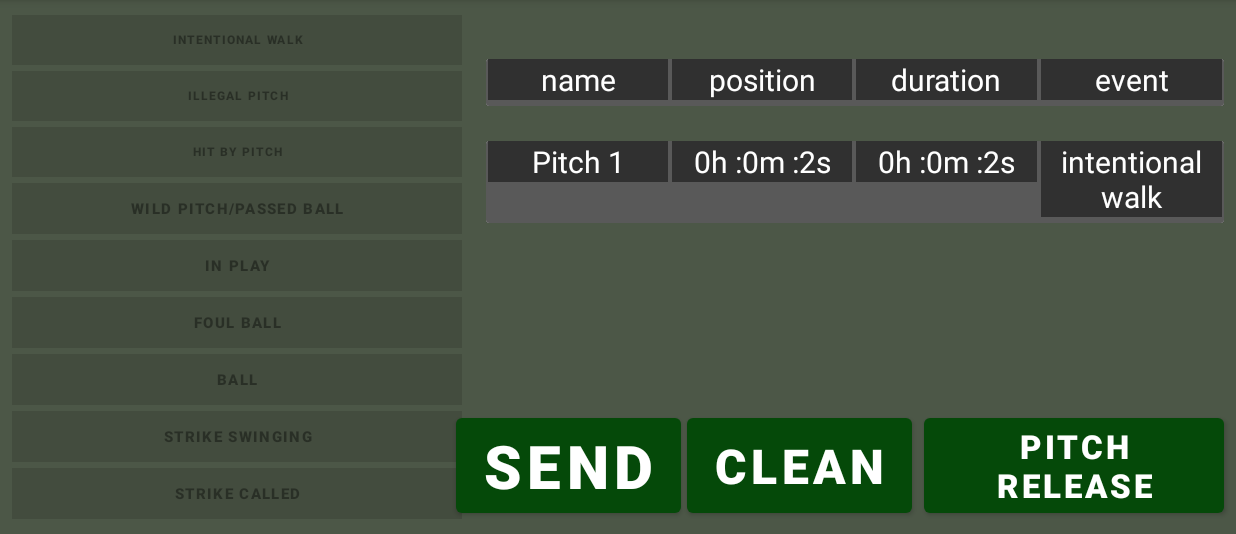
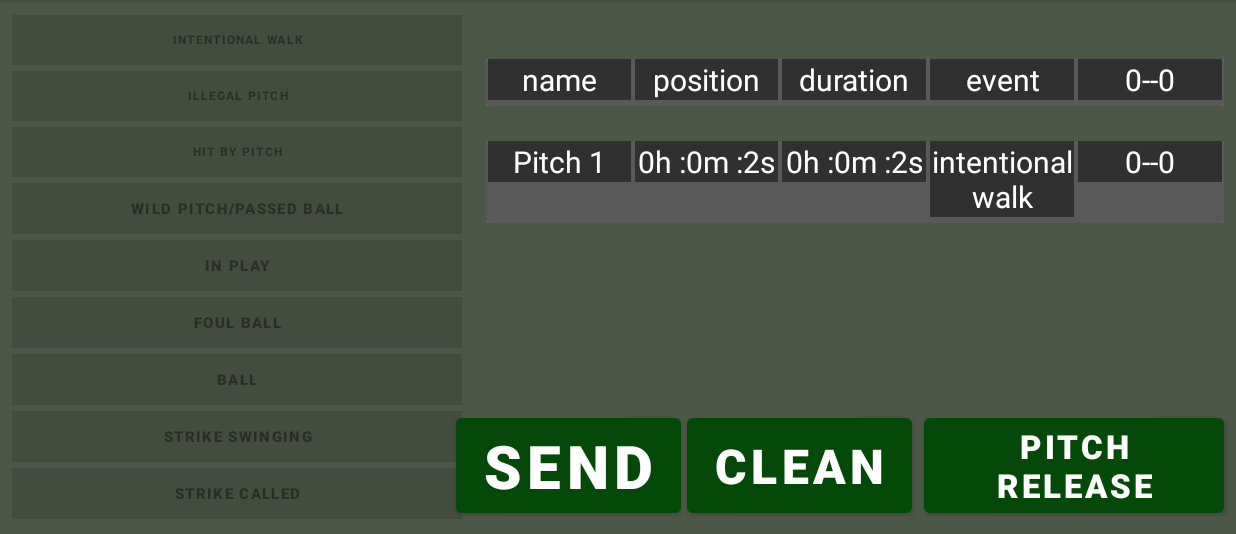
Before and after one commit to Erest99/Softball_scout, an Android app: the screen it shows after launch (MainActivity), after a tap on "INTENTIONAL WALK", on a phone screen of 824 x 412 dp (held sideways), the part 84-618 px from its top. Run offline under Robolectric (Android 15) with nearby library versions, the phone set to English and light mode, and no system bars; 3 other taps on this screen came first.

Commit message:
version 2.0

```diff
--- a/app/src/main/java/com/example/softball_scout/CustomAdapter.java
+++ b/app/src/main/java/com/example/softball_scout/CustomAdapter.java
@@ -51,6 +51,7 @@ public class CustomAdapter extends RecyclerView.Adapter<CustomAdapter.MyViewHold
         holder.position.setText(String.valueOf(records.get(position).getPosition()));
         holder.duration.setText(String.valueOf(records.get(position).getDuration()));
         holder.action.setText(String.valueOf(records.get(position).getAction()));
+        holder.state.setText(records.get(position).getState());
 
     }
 
@@ -61,7 +62,7 @@ public class CustomAdapter extends RecyclerView.Adapter<CustomAdapter.MyViewHold
 
     public class MyViewHolder extends RecyclerView.ViewHolder{
 
-        TextView name,position,duration,action;
+        TextView name,position,duration,action,state;
         ConstraintLayout constraintLayout;
 
         public MyViewHolder(@NonNull View itemView)
@@ -71,6 +72,7 @@ public class CustomAdapter extends RecyclerView.Adapter<CustomAdapter.MyViewHold
             position = itemView.findViewById(R.id.tw_position);
             duration = itemView.findViewById(R.id.tw_duration);
             action = itemView.findViewById(R.id.tw_action);
+            state = itemView.findViewById(R.id.tw_state);
             constraintLayout = itemView.findViewById(R.id.mylayout);
             translate_anim = AnimationUtils.loadAnimation(context,R.anim.translate_anim);
             constraintLayout.setAnimation(translate_anim);
--- a/app/src/main/java/com/example/softball_scout/MyDatabaseHelper.java
+++ b/app/src/main/java/com/example/softball_scout/MyDatabaseHelper.java
@@ -22,6 +22,8 @@ public class MyDatabaseHelper extends SQLiteOpenHelper {
     private static final String COLUMN_POSITION = "position";
     private static final String COLUMN_DURATION = "duration";
     private static final String COLUMN_ACTION = "event";
+    private static final String COLUMN_STRIKE = "strike";
+    private static final String COLUMN_BALL = "ball";
 
 
     public MyDatabaseHelper(@Nullable Context context) {
@@ -36,7 +38,9 @@ public class MyDatabaseHelper extends SQLiteOpenHelper {
                 COLUMN_NAME + " TEXT, " +
                 COLUMN_POSITION + " TEXT, " +
                 COLUMN_DURATION + " TEXT, " +
-                COLUMN_ACTION + " TEXT);";
+                        COLUMN_ACTION + " TEXT, " +
+                        COLUMN_STRIKE + " INTEGER, " +
+                COLUMN_BALL + " INTEGER);";
 
 
 
@@ -59,6 +63,8 @@ public class MyDatabaseHelper extends SQLiteOpenHelper {
         cv.put(COLUMN_POSITION,record.getPosition());
         cv.put(COLUMN_DURATION,record.getDuration());
         cv.put(COLUMN_ACTION,record.getAction());
+        cv.put(COLUMN_STRIKE,record.getStrike());
+        cv.put(COLUMN_BALL,record.getBall());
 
         long result = db.insert(TABLE_NAME, null, cv);
         if(result == -1)
--- a/app/src/main/java/com/example/softball_scout/Record.java
+++ b/app/src/main/java/com/example/softball_scout/Record.java
@@ -8,6 +8,9 @@ public class Record {
     private String position;
     private String duration;
     private String action;
+    private Integer strike;
+    private  Integer ball;
+
 
 
     public Integer getId() {
@@ -50,20 +53,45 @@ public class Record {
         this.action = action;
     }
 
+    public Integer getStrike() {
+        return strike;
+    }
 
-    public Record(Integer id, String name, String position, String duration, String action) {
+    public void setStrike(Integer strike) {
+        this.strike = strike;
+    }
+
+    public Integer getBall() {
+        return ball;
+    }
+
+    public void setBall(Integer ball) {
+        this.ball = ball;
+    }
+
+    public String getState()
+    {
+        return (ball + "--" + strike);
+    }
+
+
+    public Record(Integer id, String name, String position, String duration, String action, Integer strike, Integer ball) {
         this.id = id;
         this.name = name;
         this.position = position;
         this.duration = duration;
         this.action = action;
+        this.strike = strike;
+        this.ball = ball;
     }
 
-    public Record(String name, String position, String duration, String action) {
+    public Record(String name, String position, String duration, String action,Integer strike, Integer ball) {
         this.name = name;
         this.position = position;
         this.duration = duration;
         this.action = action;
+        this.strike = strike;
+        this.ball = ball;
     }
 
 }
--- a/app/src/main/res/layout/row.xml
+++ b/app/src/main/res/layout/row.xml
@@ -73,6 +73,19 @@
                 android:textAlignment="center"
                 android:textColor="@color/white"
                 android:textSize="20sp" />
+
+            <TextView
+                android:id="@+id/tw_state"
+                android:layout_width="0dp"
+                android:layout_marginLeft="1dp"
+                android:layout_marginRight="1dp"
+                android:background="#303030"
+                android:layout_height="wrap_content"
+                android:layout_weight="1"
+                android:text="@string/state"
+                android:textAlignment="center"
+                android:textColor="@color/white"
+                android:textSize="20sp" />
         </LinearLayout>
     </androidx.cardview.widget.CardView>
 </androidx.constraintlayout.widget.ConstraintLayout>
--- a/app/src/main/res/values/strings.xml
+++ b/app/src/main/res/values/strings.xml
@@ -27,4 +27,5 @@
 
     <string name="delete_succes">Data deleted successfully</string>
     <string name="delete_failed">Failed to delete data</string>
+    <string name="state">State</string>
 </resources>
```
Also changed, not shown: app/src/main/java/com/example/softball_scout/MainActivity.java (+59 -15 lines).
